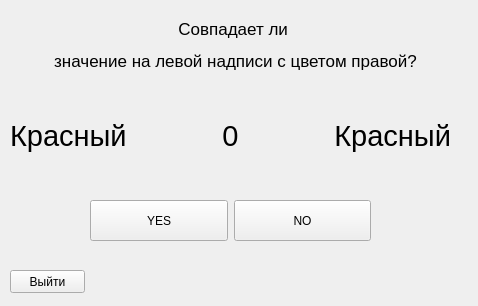
The window that colorquest.ui (moevm/gui-1h2017-12) describes before a commit, drawn with Qt 5.
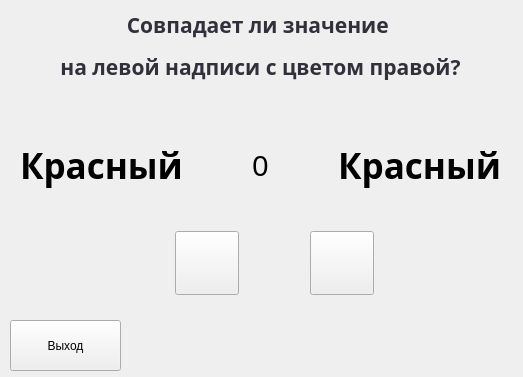
The same window after the commit. Icons and pictures are not drawn.

What changed in the file:
```diff
--- a/colorquest.ui
+++ b/colorquest.ui
@@ -6,8 +6,8 @@
    <rect>
     <x>0</x>
     <y>0</y>
-    <width>478</width>
-    <height>306</height>
+    <width>523</width>
+    <height>377</height>
    </rect>
   </property>
   <property name="windowTitle">
@@ -16,27 +16,67 @@
   <widget class="QLabel" name="label">
    <property name="geometry">
     <rect>
-     <x>50</x>
+     <x>60</x>
      <y>10</y>
-     <width>371</width>
+     <width>401</width>
      <height>71</height>
     </rect>
    </property>
+   <property name="palette">
+    <palette>
+     <active>
+      <colorrole role="WindowText">
+       <brush brushstyle="SolidPattern">
+        <color alpha="255">
+         <red>50</red>
+         <green>48</green>
+         <blue>59</blue>
+        </color>
+       </brush>
+      </colorrole>
+     </active>
+     <inactive>
+      <colorrole role="WindowText">
+       <brush brushstyle="SolidPattern">
+        <color alpha="255">
+         <red>50</red>
+         <green>48</green>
+         <blue>59</blue>
+        </color>
+       </brush>
+      </colorrole>
+     </inactive>
+     <disabled>
+      <colorrole role="WindowText">
+       <brush brushstyle="SolidPattern">
+        <color alpha="255">
+         <red>120</red>
+         <green>120</green>
+         <blue>120</blue>
+        </color>
+       </brush>
+      </colorrole>
+     </disabled>
+    </palette>
+   </property>
    <property name="font">
     <font>
-     <pointsize>13</pointsize>
+     <family>Segoe UI Black</family>
+     <pointsize>24</pointsize>
+     <weight>75</weight>
+     <bold>true</bold>
     </font>
    </property>
    <property name="text">
-    <string>&lt;html&gt;&lt;head/&gt;&lt;body&gt;&lt;p align=&quot;center&quot;&gt;Совпадает ли &lt;/p&gt;&lt;p align=&quot;center&quot;&gt;значение на левой надписи с цветом правой?&lt;/p&gt;&lt;/body&gt;&lt;/html&gt;</string>
+    <string>&lt;html&gt;&lt;head/&gt;&lt;body&gt;&lt;p align=&quot;center&quot;&gt;&lt;span style=&quot; font-size:16pt;&quot;&gt;Совпадает ли значение &lt;/span&gt;&lt;/p&gt;&lt;p align=&quot;center&quot;&gt;&lt;span style=&quot; font-size:16pt;&quot;&gt;на левой надписи с цветом правой?&lt;/span&gt;&lt;/p&gt;&lt;/body&gt;&lt;/html&gt;</string>
    </property>
   </widget>
   <widget class="QWidget" name="layoutWidget">
    <property name="geometry">
     <rect>
-     <x>10</x>
-     <y>100</y>
-     <width>441</width>
+     <x>20</x>
+     <y>130</y>
+     <width>481</width>
      <height>71</height>
     </rect>
    </property>
@@ -45,7 +85,10 @@
      <widget class="QLabel" name="left">
       <property name="font">
        <font>
-        <pointsize>22</pointsize>
+        <family>Segoe UI Black</family>
+        <pointsize>26</pointsize>
+        <weight>75</weight>
+        <bold>true</bold>
        </font>
       </property>
       <property name="text">
@@ -72,7 +115,10 @@
      <widget class="QLabel" name="right">
       <property name="font">
        <font>
-        <pointsize>22</pointsize>
+        <family>Segoe UI Black</family>
+        <pointsize>26</pointsize>
+        <weight>75</weight>
+        <bold>true</bold>
        </font>
       </property>
       <property name="text">
@@ -88,23 +134,48 @@
   <widget class="QWidget" name="layoutWidget">
    <property name="geometry">
     <rect>
-     <x>90</x>
-     <y>200</y>
-     <width>281</width>
-     <height>41</height>
+     <x>110</x>
+     <y>230</y>
+     <width>331</width>
+     <height>66</height>
     </rect>
    </property>
    <layout class="QHBoxLayout" name="horizontalLayout_2">
     <item>
      <widget class="QPushButton" name="yes">
       <property name="sizePolicy">
-       <sizepolicy hsizetype="Minimum" vsizetype="Minimum">
+       <sizepolicy hsizetype="Fixed" vsizetype="Fixed">
         <horstretch>0</horstretch>
         <verstretch>0</verstretch>
        </sizepolicy>
       </property>
+      <property name="minimumSize">
+       <size>
+        <width>64</width>
+        <height>64</height>
+       </size>
+      </property>
+      <property name="maximumSize">
+       <size>
+        <width>64</width>
+        <height>64</height>
+       </size>
+      </property>
+      <property name="cursor">
+       <cursorShape>PointingHandCursor</cursorShape>
+      </property>
       <property name="text">
-       <string>YES</string>
+       <string/>
+      </property>
+      <property name="icon">
+       <iconset resource="imgfiles.qrc">
+        <normaloff>:/images/foto/ok</normaloff>:/images/foto/ok</iconset>
+      </property>
+      <property name="iconSize">
+       <size>
+        <width>55</width>
+        <height>55</height>
+       </size>
       </property>
      </widget>
     </item>
@@ -116,8 +187,33 @@
         <verstretch>0</verstretch>
        </sizepolicy>
       </property>
+      <property name="minimumSize">
+       <size>
+        <width>64</width>
+        <height>64</height>
+       </size>
+      </property>
+      <property name="maximumSize">
+       <size>
+        <width>64</width>
+        <height>64</height>
+       </size>
+      </property>
+      <property name="cursor">
+       <cursorShape>PointingHandCursor</cursorShape>
+      </property>
       <property name="text">
-       <string>NO</string>
+       <string/>
+      </property>
+      <property name="icon">
+       <iconset resource="imgfiles.qrc">
+        <normaloff>:/images/foto/del</normaloff>:/images/foto/del</iconset>
+      </property>
+      <property name="iconSize">
+       <size>
+        <width>55</width>
+        <height>55</height>
+       </size>
       </property>
      </widget>
     </item>
@@ -127,13 +223,23 @@
    <property name="geometry">
     <rect>
      <x>10</x>
-     <y>270</y>
-     <width>75</width>
-     <height>23</height>
+     <y>320</y>
+     <width>111</width>
+     <height>51</height>
     </rect>
    </property>
    <property name="text">
-    <string>Выйти</string>
+    <string>Выход</string>
+   </property>
+   <property name="icon">
+    <iconset resource="imgfiles.qrc">
+     <normaloff>:/images/foto/door.png</normaloff>:/images/foto/door.png</iconset>
+   </property>
+   <property name="iconSize">
+    <size>
+     <width>35</width>
+     <height>35</height>
+    </size>
    </property>
   </widget>
   <zorder>layoutWidget</zorder>
```
Left out of the diff: 7 changed lines with no effect on the pictures.
